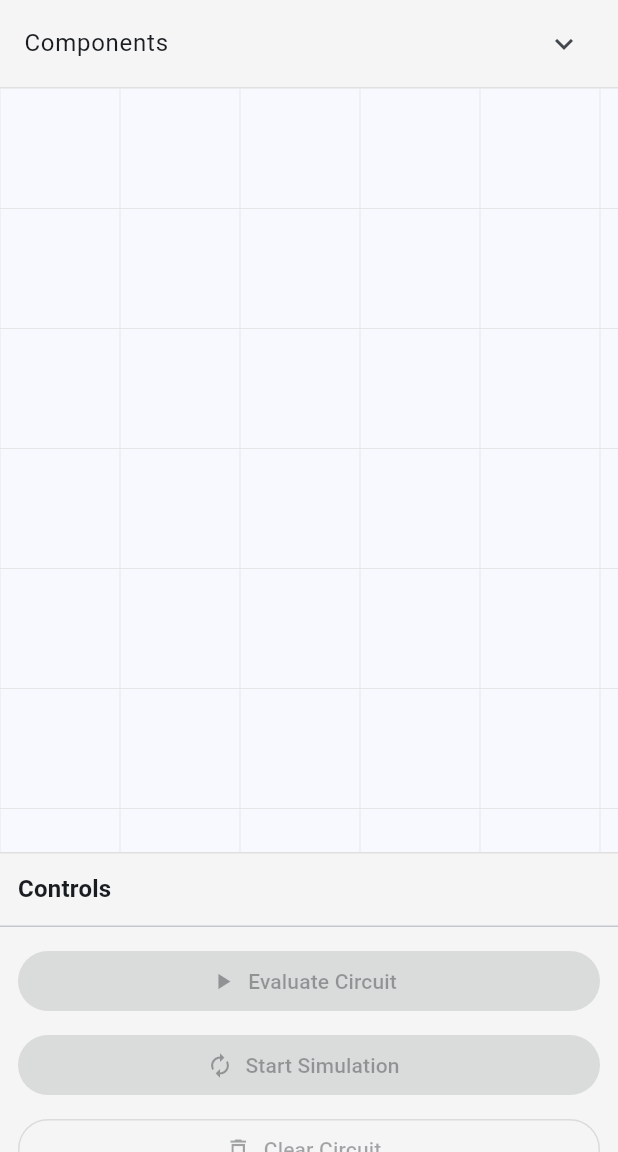
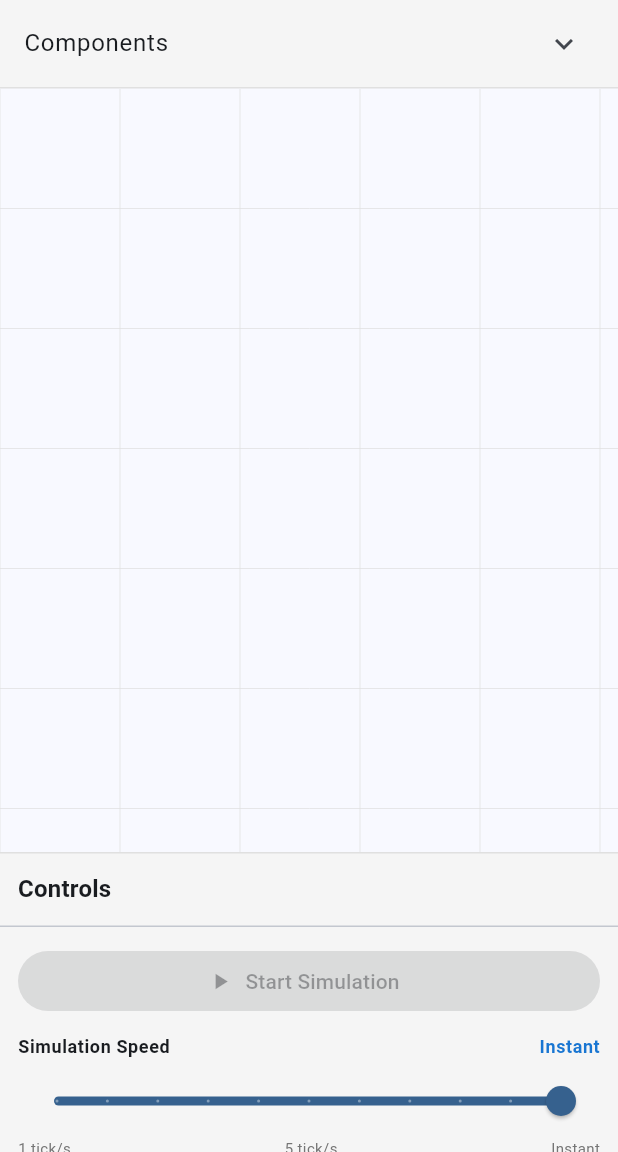
Before and after one commit to detiDevs/circuitquest, a Flutter app: the screen it shows after launch, after a tap on "Sandbox Mode", on a phone screen of 412 x 824 dp, the part 84-1236 px from its top. Run offline on Flutter 3.47's test engine with Material 3 defaults, Android fonts, the phone set to English and light mode, and no system bars; our stand-ins replace flutter_riverpod, flutter_svg; project files that could hold a hidden picture were left out.

Commit message:
simulation speed and animation

```diff
--- a/lib/ui/widgets/circuit_canvas.dart
+++ b/lib/ui/widgets/circuit_canvas.dart
@@ -187,6 +187,7 @@ class _CircuitCanvasState extends ConsumerState<CircuitCanvas> {
                           wireDrawingStart: state.wireDrawingStart,
                           currentPointerPosition: _currentPointerPosition,
                           gridSize: gridSize,
+                          activeComponentIds: state.activeComponentIds,
                         ),
                         child: Container(),
                       ),
@@ -196,6 +197,7 @@ class _CircuitCanvasState extends ConsumerState<CircuitCanvas> {
                           key: ValueKey(placed.id),
                           placedComponent: placed,
                           gridSize: gridSize,
+                          isActive: state.activeComponentIds.contains(placed.id),
                         );
                       }),
                     ],
@@ -286,6 +288,7 @@ class _WirePainter extends CustomPainter {
   final ({String componentId, String pinName})? wireDrawingStart;
   final Offset? currentPointerPosition;
   final double gridSize;
+  final Set<String> activeComponentIds;
 
   _WirePainter({
     required this.connections,
@@ -293,6 +296,7 @@ class _WirePainter extends CustomPainter {
     this.wireDrawingStart,
     this.currentPointerPosition,
     required this.gridSize,
+    this.activeComponentIds = const {},
   });
 
   @override
@@ -309,6 +313,10 @@ class _WirePainter extends CustomPainter {
       final targetComponent = placedComponents
           .firstWhere((c) => c.id == connection.targetComponentId);
 
+      // Check if this connection is active (either endpoint is being evaluated)
+      final isActive = activeComponentIds.contains(connection.sourceComponentId) ||
+                       activeComponentIds.contains(connection.targetComponentId);
+
       // Calculate pin centers for the specific pins involved
       final sourcePos = _pinCenter(
         sourceComponent,
@@ -320,6 +328,15 @@ class _WirePainter extends CustomPainter {
         connection.targetPin,
         isInput: true,
       );
+
+      // Use brighter color and wider stroke for active connections
+      if (isActive) {
+        paint.color = Colors.orange;
+        paint.strokeWidth = 3.5;
+      } else {
+        paint.color = Colors.blue[700]!;
+        paint.strokeWidth = 2.0;
+      }
 
       _drawWire(canvas, paint, sourcePos, targetPos);
     }
@@ -368,7 +385,8 @@ class _WirePainter extends CustomPainter {
   bool shouldRepaint(covariant _WirePainter oldDelegate) {
     return connections != oldDelegate.connections ||
         wireDrawingStart != oldDelegate.wireDrawingStart ||
-        currentPointerPosition != oldDelegate.currentPointerPosition;
+        currentPointerPosition != oldDelegate.currentPointerPosition ||
+        activeComponentIds != oldDelegate.activeComponentIds;
   }
 
   /// Returns the canvas-space center for a given pin.
@@ -403,11 +421,13 @@ class _WirePainter extends CustomPainter {
 class _PlacedComponentWidget extends ConsumerWidget {
   final PlacedComponent placedComponent;
   final double gridSize;
+  final bool isActive;
 
   const _PlacedComponentWidget({
     super.key,
     required this.placedComponent,
     required this.gridSize,
+    this.isActive = false,
   });
 
   @override
@@ -574,6 +594,13 @@ class _PlacedComponentWidget extends ConsumerWidget {
                 color: entry.value.value > 0 ? Colors.green : Colors.red,
                 shape: BoxShape.circle,
                 border: Border.all(color: Colors.black, width: 1),
+                boxShadow: isActive ? [
+                  BoxShadow(
+                    color: (entry.value.value > 0 ? Colors.green : Colors.red).withOpacity(0.8),
+                    blurRadius: 8,
+                    spreadRadius: 2,
+                  ),
+                ] : null,
               ),
             ),
           ),
@@ -609,6 +636,13 @@ class _PlacedComponentWidget extends ConsumerWidget {
                 color: entry.value.value > 0 ? Colors.green : Colors.red,
                 shape: BoxShape.circle,
                 border: Border.all(color: Colors.black, width: 1),
+                boxShadow: isActive ? [
+                  BoxShadow(
+                    color: (entry.value.value > 0 ? Colors.green : Colors.red).withOpacity(0.8),
+                    blurRadius: 8,
+                    spreadRadius: 2,
+                  ),
+                ] : null,
               ),
             ),
           ),
--- a/lib/ui/widgets/control_panel.dart
+++ b/lib/ui/widgets/control_panel.dart
@@ -37,54 +37,107 @@ class ControlPanel extends ConsumerWidget {
         child: Column(
           crossAxisAlignment: CrossAxisAlignment.stretch,
           children: [
-            // Evaluate button
-            ElevatedButton.icon(
-              onPressed: state.placedComponents.isEmpty
-                  ? null
-                  : () {
-                      state.evaluateCircuit();
-                      ScaffoldMessenger.of(context).showSnackBar(
-                        SnackBar(
-                          content: Text(AppLocalizations.of(context)!.circuitEvaluated),
-                          duration: const Duration(seconds: 1),
-                        ),
-                      );
-                    },
-              icon: const Icon(Icons.play_arrow),
-              label: Text(AppLocalizations.of(context)!.evaluateCircuit),
-              style: ElevatedButton.styleFrom(
-                backgroundColor: Colors.green,
-                foregroundColor: Colors.white,
-              ),
-            ),
-            const SizedBox(height: 8),
-
-            // Simulation toggle
+            // Play/Pause simulation button
             ElevatedButton.icon(
               onPressed: state.placedComponents.isEmpty
                   ? null
                   : () {
                       if (state.isSimulating) {
-                        state.stopSimulation();
+                        state.pauseSimulation();
                       } else {
                         state.startSimulation();
                       }
                     },
               icon: Icon(
-                state.isSimulating ? Icons.stop : Icons.autorenew,
+                state.isSimulating ? Icons.pause : Icons.play_arrow,
               ),
               label: Text(
                 state.isSimulating
-                    ? AppLocalizations.of(context)!.stopSimulation
-                    : AppLocalizations.of(context)!.startSimulation,
+                    ? 'Pause Simulation'
+                    : 'Start Simulation',
               ),
               style: ElevatedButton.styleFrom(
                 backgroundColor:
-                    state.isSimulating ? Colors.orange : Colors.blue,
+                    state.isSimulating ? Colors.orange : Colors.green,
                 foregroundColor: Colors.white,
               ),
             ),
+            const SizedBox(height: 12),
+
+            // Speed slider
+            Column(
+              crossAxisAlignment: CrossAxisAlignment.start,
+              children: [
+                Row(
+                  mainAxisAlignment: MainAxisAlignment.spaceBetween,
+                  children: [
+                    Text(
+                      'Simulation Speed',
+                      style: Theme.of(context).textTheme.bodySmall?.copyWith(
+                        fontWeight: FontWeight.bold,
+                      ),
+                    ),
+                    Text(
+                      _getSpeedDisplayValue(state.tickSpeed) == 0 ? 'Instant' : '${_getSpeedDisplayValue(state.tickSpeed).toStringAsFixed(0)} tick/s',
+                      style: Theme.of(context).textTheme.bodySmall?.copyWith(
+                        color: Colors.blue[700],
+                        fontWeight: FontWeight.bold,
+                      ),
+                    ),
+                  ],
+                ),
+                const SizedBox(height: 4),
+                Slider(
+                  value: _getSliderValue(state.tickSpeed),
+                  min: 1,
+                  max: 11,
+                  divisions: 10,
+                  label: _getSpeedDisplayValue(state.tickSpeed) == 0 ? 'Instant' : '${_getSpeedDisplayValue(state.tickSpeed).toStringAsFixed(0)} tick/s',
+                  onChanged: (value) {
+                    state.setTickSpeed(_getTickSpeedFromSlider(value));
+                  },
+                ),
+                Row(
+                  mainAxisAlignment: MainAxisAlignment.spaceBetween,
+                  children: [
+                    Text(
+                      '1 tick/s',
+                      style: TextStyle(fontSize: 10, color: Colors.grey[600]),
+                    ),
+                    Text(
+                      '5 tick/s',
+                      style: TextStyle(fontSize: 10, color: Colors.grey[600]),
+                    ),
+                    Text(
+                      'Instant',
+                      style: TextStyle(fontSize: 10, color: Colors.grey[600]),
+                    ),
+                  ],
+                ),
+              ],
+            ),
             const SizedBox(height: 8),
+
+            // Reset button (only show if simulation was paused)
+            if (state.canReset) ...[
+              OutlinedButton.icon(
+                onPressed: () {
+                  state.resetSimulation();
+                  ScaffoldMessenger.of(context).showSnackBar(
+                    const SnackBar(
+                      content: Text('Circuit reset to initial state'),
+                      duration: Duration(seconds: 1),
+                    ),
+                  );
+                },
+                icon: const Icon(Icons.restore),
+                label: const Text('Reset to Initial State'),
+                style: OutlinedButton.styleFrom(
+                  foregroundColor: Colors.blue,
+                ),
+              ),
+              const SizedBox(height: 8),
+            ],
 
             // Clear button
             OutlinedButton.icon(
@@ -220,6 +273,23 @@ class ControlPanel extends ConsumerWidget {
     );
   }
 
+  /// Converts tick speed to slider value (1-11, where 11 is instant)
+  double _getSliderValue(double tickSpeed) {
+    if (tickSpeed == 0) return 11; // Instant
+    return tickSpeed.clamp(1, 10);
+  }
+
+  /// Converts slider value to tick speed (0 for instant, 1-10 for ticks/s)
+  double _getTickSpeedFromSlider(double sliderValue) {
+    if (sliderValue == 11) return 0; // Instant
+    return sliderValue.clamp(1, 10);
+  }
+
+  /// Gets display value for speed (0 for instant, 1-10 for ticks/s)
+  double _getSpeedDisplayValue(double tickSpeed) {
+    return tickSpeed;
+  }
+
   /// Shows a confirmation dialog before clearing the circuit.
   void _showClearConfirmation(BuildContext context, SandboxState state) {
     showDialog(
```
Also changed, not shown: lib/core/simulation/simulator.dart (+10 -6 lines), lib/state/sandbox_state.dart (+125 -5 lines).
